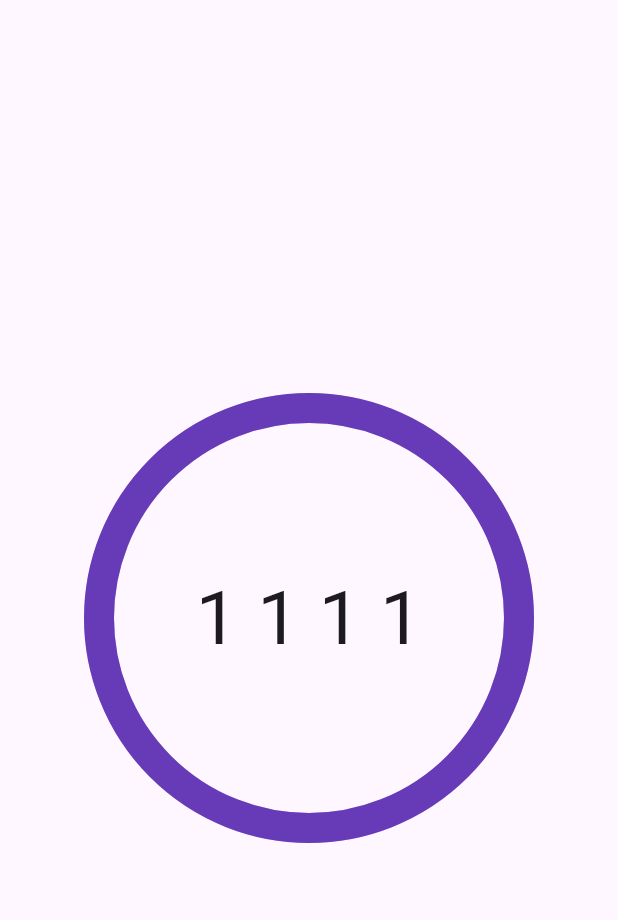
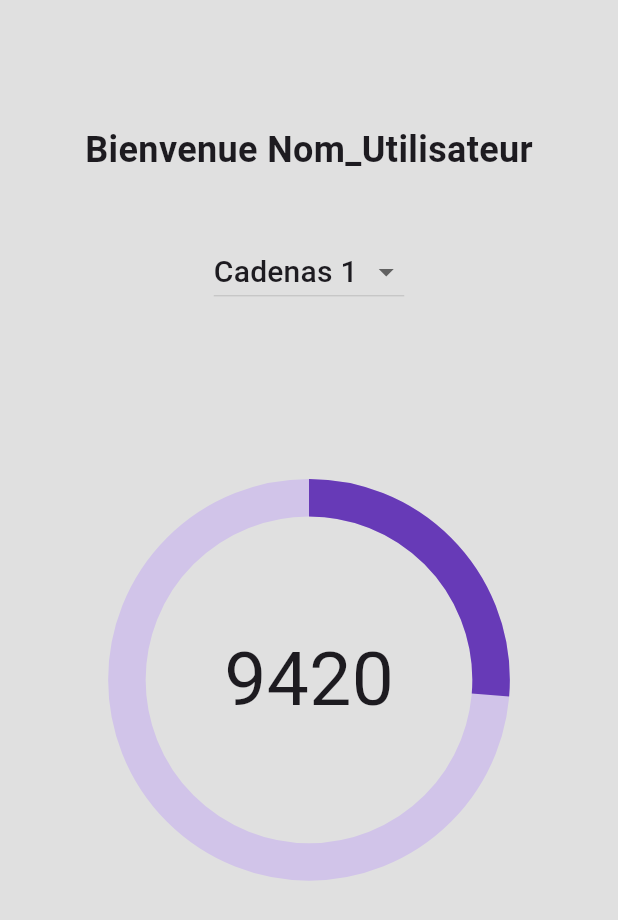
Before and after one commit to NicolasBadot/Internationnal-challenges, a Flutter app: the screen it shows after launch, on a phone screen of 412 x 824 dp. Shown: the top 920 px of the screen. Run offline on Flutter 3.47's test engine with Material 3 defaults, Android fonts, the phone set to English and light mode, and no system bars; drawn by our look-alikes of percent_indicator.

Commit message:
Pages lock première version finie

```diff
--- a/lib/Pages/lock.dart
+++ b/lib/Pages/lock.dart
@@ -1,31 +1,119 @@
+import 'dart:async';
+import 'dart:math';
 import 'package:flutter/material.dart';
 import 'package:percent_indicator/percent_indicator.dart';
 
 class LockPage extends StatefulWidget {
-  const LockPage({super.key});
+  const LockPage({Key? key}) : super(key: key);
 
   @override
-  // ignore: library_private_types_in_public_api
   _LockPageState createState() => _LockPageState();
 }
 
 class _LockPageState extends State<LockPage> {
+  late Timer _timer;
+  String _code = '';
+  double _percent = 1;
+  String _selectedLock = 'Cadenas 1';
+  List<String> _lockOptions = ['Cadenas 1', 'Cadenas 2', 'Cadenas 3'];
+
+  @override
+  void initState() {
+    super.initState();
+    _generateCode(); // Générer un code dès le lancement de la page
+    _timer = Timer.periodic(
+        const Duration(milliseconds: 10), (Timer t) => _updatePercent());
+  }
+
+  @override
+  void dispose() {
+    _timer.cancel();
+    super.dispose();
+  }
+
+  void _generateCode() {
+    final random = Random();
+    setState(() {
+      _code = '${random.nextInt(10000).toString().padLeft(4, '0')}';
+      _percent = 0; // Réinitialiser le pourcentage à 0
+    });
+  }
+
+  void _updatePercent() {
+    setState(() {
+      _percent += 0.00033333; // Augmenter le pourcentage de 1/30 chaque seconde
+      if (_percent >= 1) {
+        _generateCode(); // Générer un nouveau code lorsque le pourcentage atteint 100%
+      }
+    });
+  }
+
   @override
   Widget build(BuildContext context) {
+    return LayoutBuilder(
+      builder: (BuildContext context, BoxConstraints constraints) {
+        var largeurEcran = constraints.maxWidth;
+        var hauteurEcran = constraints.maxHeight;
+
         return Scaffold(
-      body : Center(
+          body: Container(
+            color: Colors.grey[300],
+            child: Column(
+              children: <Widget>[
+                Container(
+                  height: hauteurEcran * 0.35,
+                  child: Column(
+                    mainAxisAlignment: MainAxisAlignment.center,
+                    crossAxisAlignment: CrossAxisAlignment.center,
+                    children: <Widget>[
+                      Text('Bienvenue Nom_Utilisateur',
+                          style: TextStyle(
+                              fontSize: 24, fontWeight: FontWeight.bold)),
+                      SizedBox(height: 40.0),
+                      DropdownButton<String>(
+                        dropdownColor: Colors.grey[350],
+                        value: _selectedLock,
+                        items: _lockOptions.map((String value) {
+                          return DropdownMenuItem<String>(
+                              value: value,
+                              child: Container(
+                                  width: largeurEcran * 0.25, // Utilisez largeurEcran pour définir la largeur du Container
+                                  child: Text(
+                                    value,
+                                    style: TextStyle(fontSize: 20.0),
+                                  )
+                              )
+                          );
+                        }).toList(),
+                        onChanged: (String? newValue) {
+                          setState(() {
+                            _selectedLock = newValue!;
+                            _generateCode();
+                          });
+                        },
+                      ),
+                    ],
+                  ),
+                ),
+                Container(
+                  height: hauteurEcran * 0.4,
+                  child: Center(
                     child: CircularPercentIndicator(
-          animation: true,
-          animationDuration: 3000,
-          radius: 300,
-          lineWidth: 20,
-          percent: 1,
+                      radius: min(largeurEcran, hauteurEcran) * 0.65, // Utilisez min(largeurEcran, hauteurEcran) pour définir le rayon du CircularPercentIndicator
+                      lineWidth: 25,
+                      percent: _percent,
                       progressColor: Colors.deepPurple,
                       backgroundColor: Colors.deepPurple.shade100,
                       circularStrokeCap: CircularStrokeCap.butt,
-          center: const Text('1 1 1 1', style: TextStyle(fontSize: 50)),
-      )
+                      center: Text(_code, style: const TextStyle(fontSize: 50)),
                     ),
+                  ),
+                ),
+              ],
+            ),
+          ),
+        );
+      },
     );
   }
 }
```
Lines whose indentation alone changed are shown as unchanged.
